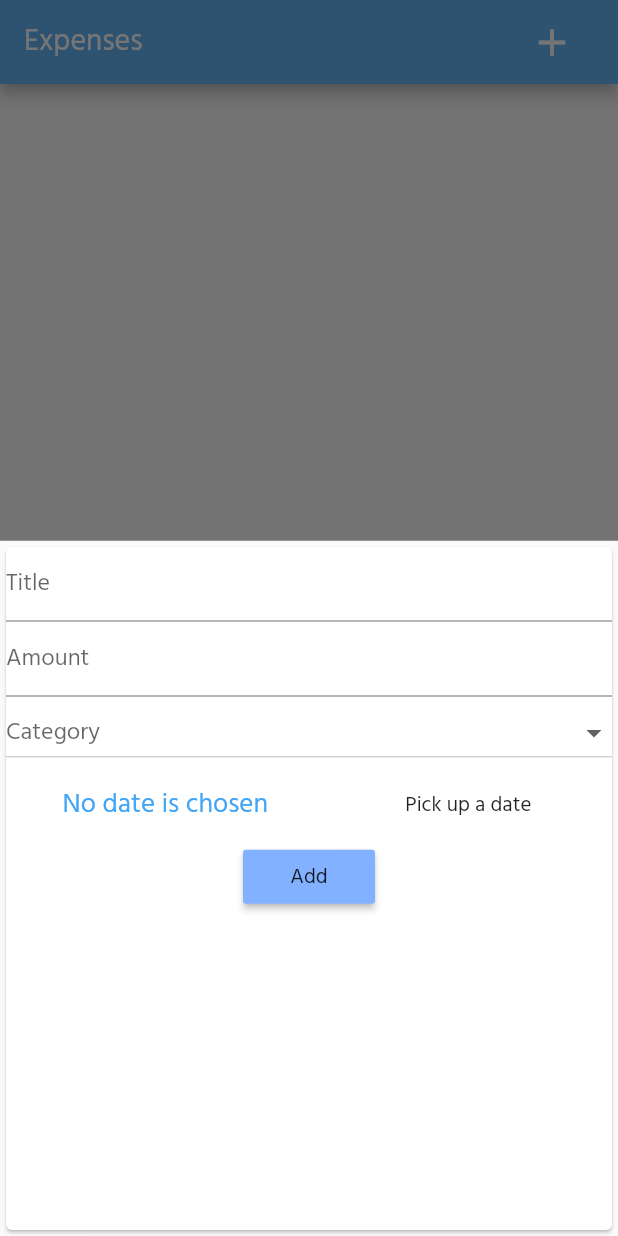
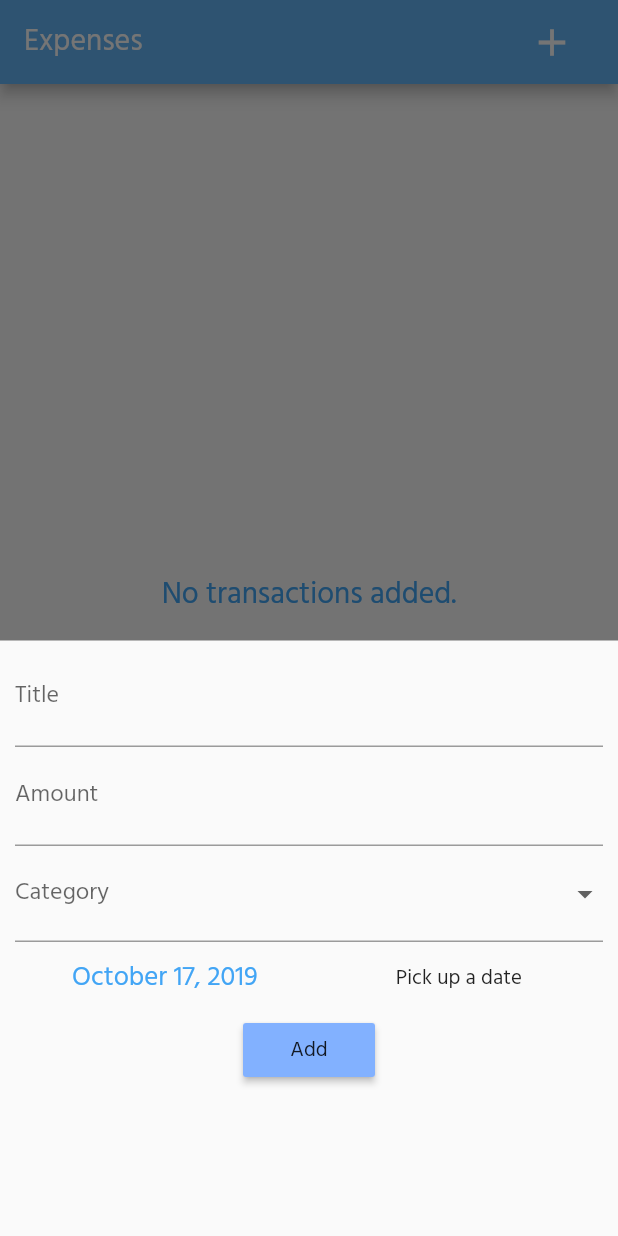
Before and after one commit to Wahba1414/Expenses, a Flutter app: the screen it shows after launch, after a tap on the "add" icon, on a phone screen of 412 x 824 dp. Run offline on Flutter 3.47's test engine with Material 2 defaults, Android fonts, the phone set to English and light mode, and no system bars; our stand-ins replace flutter_money_formatter, sqflite; accounts and stored records are empty.

Commit message:
Replace old widget with Flutter form

```diff
--- a/lib/empty_list.dart
+++ b/lib/empty_list.dart
@@ -5,7 +5,7 @@ class EmptyList extends StatelessWidget {
   Widget build(BuildContext context) {
     return Center(
       child: const Text(
-        'No Transactions added yet !!',
+        'No transactions added.',
         style: TextStyle(
           fontSize: 20,
         ),
--- a/lib/main.dart
+++ b/lib/main.dart
@@ -1,7 +1,8 @@
 import 'package:flutter/material.dart';
 
 import './home.dart';
-import './new_expenses.dart';
+// import './new_expenses.dart';
+import './new_expenses_form.dart';
 
 // db.
 import './utilis/db.dart';
@@ -75,7 +76,8 @@ class _MyAppState extends State<MyApp> {
     showModalBottomSheet(
         context: context,
         builder: (builder) {
-          return NewExpenses(_selectDate, widget._categories, addNewExpenses);
+          // return NewExpenses(_selectDate, widget._categories, addNewExpenses);
+          return NewExpensesForm(_selectDate, widget._categories, addNewExpenses);
         });
   }
 
@@ -88,11 +90,12 @@ class _MyAppState extends State<MyApp> {
         lastDate: new DateTime.now());
   }
 
-  void addNewExpenses(Expenses newItem) async {
+  Future<bool> addNewExpenses(Expenses newItem) async {
     // if (newItem.title && newItem.amount && newItem.category && newItem.date) {
     // widget.listItems.add(newItem);
     await DBProvider.db.newExpenses(newItem);
     reload();
+    return true;
     // }
   }
 
--- /dev/null
+++ b/lib/new_expenses_form.dart
@@ -0,0 +1,183 @@
+import 'package:flutter/material.dart';
+
+import 'package:intl/intl.dart';
+import 'package:uuid/uuid.dart';
+
+import './models/expenses.dart';
+
+class NewExpensesForm extends StatefulWidget {
+  final selectDate;
+  final _categories;
+  final addNewExpenses;
+
+  NewExpensesForm(this.selectDate, this._categories, this.addNewExpenses);
+
+  // NewExpensesForm();
+
+  @override
+  _NewExpensesFormState createState() => _NewExpensesFormState();
+}
+
+class _NewExpensesFormState extends State<NewExpensesForm> {
+  // Form Key.
+  final _formKey = GlobalKey<FormState>();
+
+  // Object holds all data of the new transaction.
+  Expenses editedExpenses = Expenses(date: DateTime.now());
+
+  // Focus Nodes.
+  FocusNode _titleFoucs = FocusNode();
+  FocusNode _amountFoucs = FocusNode();
+  FocusNode _categoryFocus = FocusNode();
+
+  _handleAsyncDatePicker() {
+    widget.selectDate().then((pickedDate) {
+      // print('pickedDate');
+      // print(pickedDate);
+      setState(() {
+        if (pickedDate != null) {
+          editedExpenses.date = pickedDate;
+        }
+      });
+    });
+  }
+
+  _submit() {
+    final isValid = _formKey.currentState.validate();
+    // print('isValid: $isValid');
+    if (isValid) {
+      // print('here');
+      _formKey.currentState.save();
+      // editedExpenses.log();
+      editedExpenses.id = new Uuid().v1();
+      widget.addNewExpenses(editedExpenses).then((isSucceeded) {
+        if (isSucceeded) {
+          Navigator.of(context).pop();
+        }
+      });
+    }
+  }
+
+  @override
+  void dispose() {
+    // Clear resources.
+    _titleFoucs.dispose();
+    _amountFoucs.dispose();
+
+    super.dispose();
+  }
+
+  @override
+  Widget build(BuildContext context) {
+    return SingleChildScrollView(
+      padding: EdgeInsets.only(
+        left: 10,
+        right: 10,
+        bottom: MediaQuery.of(context).viewInsets.bottom,
+        top: 5,
+      ),
+      child: Container(
+        child: Form(
+          key: _formKey,
+          child: Column(
+            children: <Widget>[
+              // Title.
+              TextFormField(
+                validator: (value) {
+                  if (value.isEmpty) {
+                    return 'Title is empty!';
+                  }
+                  return null;
+                },
+                onSaved: (value) {
+                  editedExpenses.title = value;
+                },
+                decoration: InputDecoration(
+                  labelText: 'Title',
+                ),
+                focusNode: _titleFoucs,
+                textInputAction: TextInputAction.next,
+                onFieldSubmitted: (_) {
+                  FocusScope.of(context).requestFocus(_amountFoucs);
+                },
+              ),
+              // Amount
+              TextFormField(
+                validator: (value) {
+                  if (value.isEmpty) {
+                    return 'Amount is empty!';
+                  }
+                  return null;
+                },
+                onSaved: (value) {
+                  editedExpenses.amount = value;
+                },
+                decoration: InputDecoration(
+                  labelText: 'Amount',
+                ),
+                keyboardType: TextInputType.number,
+                focusNode: _amountFoucs,
+                textInputAction: TextInputAction.next,
+                onFieldSubmitted: (_) {
+                  FocusScope.of(context).requestFocus(_categoryFocus);
+                },
+              ),
+              // Category
+              DropdownButtonFormField(
+                validator: (value) {
+                  if (value == null) {
+                    return 'Category is empty!';
+                  }
+                  return null;
+                },
+                onSaved: (value) {
+                  editedExpenses.category = value;
+                },
+                onChanged: (_newValue) {
+                  print('_newvalue');
+                  print(_newValue);
+                  setState(() {
+                    editedExpenses.category = _newValue;
+                  });
+                },
+                decoration: InputDecoration(
+                  labelText: (editedExpenses.category == null)
+                      ? 'Category'
+                      : editedExpenses.category,
+                ),
+                items: (widget._categories as List<String>).map((String value) {
+                  return DropdownMenuItem<String>(
+                    value: value,
+                    child: Text(value),
+                  );
+                }).toList(),
+              ),
+              // Date
+              Row(
+                mainAxisAlignment: MainAxisAlignment.spaceAround,
+                children: <Widget>[
+                  Text((editedExpenses.date == null)
+                      ? 'No date is chosen'
+                      : (DateFormat.yMMMMd().format(editedExpenses.date))),
+                  FlatButton(
+                    child: Text('Pick up a date'),
+                    onPressed: _handleAsyncDatePicker,
+                  )
+                ],
+              ),
+
+              // Submit
+              RaisedButton(
+                child: Text('Add'),
+                onPressed: _submit,
+              ),
+              SizedBox(
+                height: 100,
+              )
+            ],
+          ),
+        ),
+      ),
+    );
+  }
+}
```
Also changed, not shown: lib/models/expenses.dart (+8 -0 lines).
